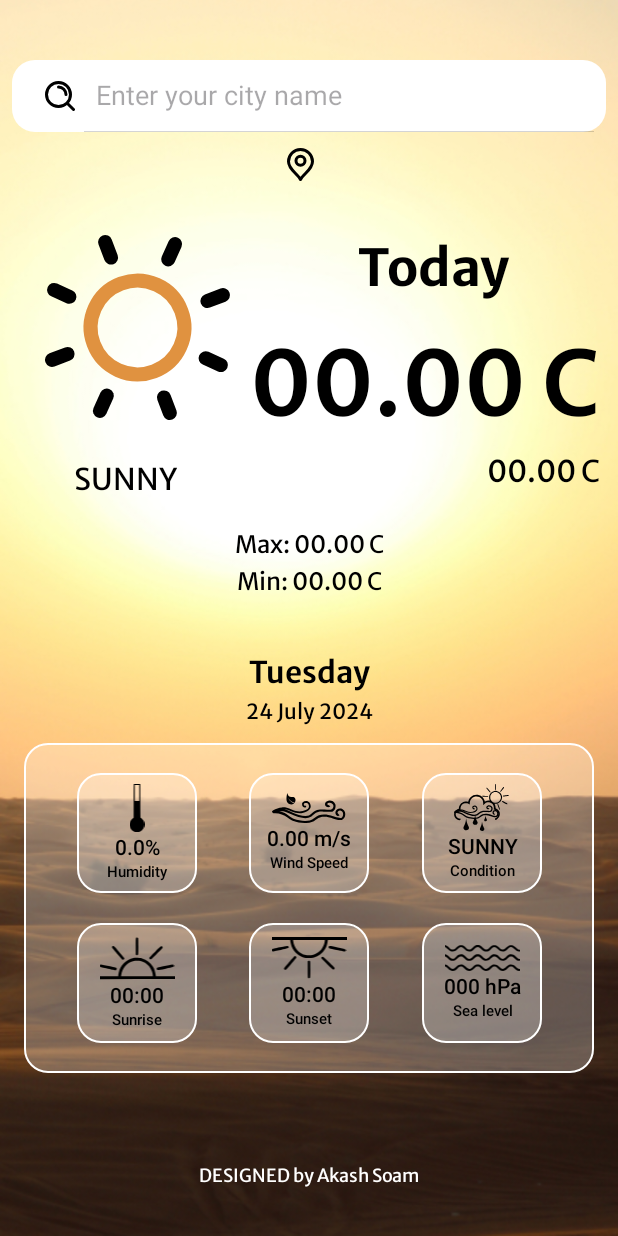
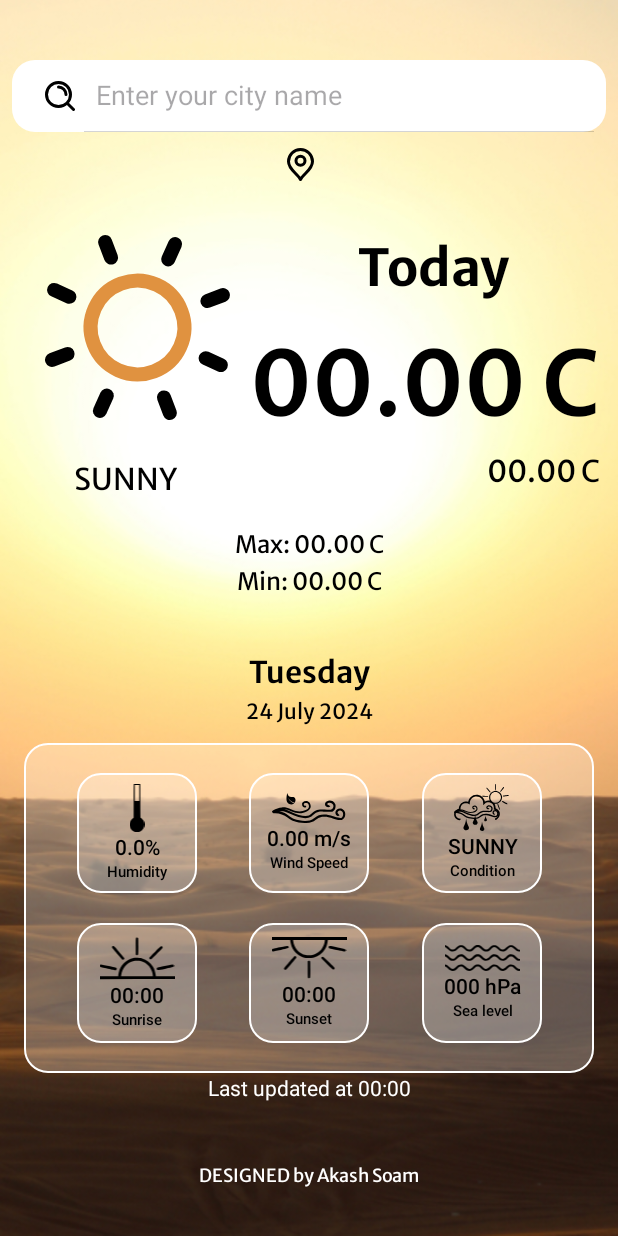
Before and after one commit to soam1/Weather, an Android app: the layout activity_main.xml on its own in the app's theme, with its tools: preview values and no code run, on a phone screen of 412 x 824 dp. Run offline under Robolectric (Android 15) with nearby library versions, the phone set to English and light mode, and no system bars.

Commit message:
time of the data update

```diff
--- a/app/src/main/java/com/example/weatherappkotlin/MainActivity.kt
+++ b/app/src/main/java/com/example/weatherappkotlin/MainActivity.kt
@@ -96,6 +96,10 @@ class MainActivity : AppCompatActivity() {
                     binding.date.text = date()
                     binding.cityName.text = weatherDataResponseBody.name
 //                        binding.cityName.text = cityName
+                    binding.updated.text = "Updated at: ${time(System.currentTimeMillis())}"
+                    val lastUpdateTime = time(weatherDataResponseBody.dt.toLong())
+                    binding.updated.text =
+                        "Last updated at: ${lastUpdateTime}"
 
                     changeImagesAccordingToWeatherCondition(condition)
 
--- a/app/src/main/res/layout/activity_main.xml
+++ b/app/src/main/res/layout/activity_main.xml
@@ -25,7 +25,6 @@
         app:layout_constraintEnd_toEndOf="parent"
         app:layout_constraintStart_toStartOf="parent"
         app:layout_constraintTop_toTopOf="parent" />
-
 
 
     <TextView
@@ -380,6 +379,16 @@
     </FrameLayout>
 
     <TextView
+        android:id="@+id/updated"
+        android:layout_width="wrap_content"
+        android:layout_height="wrap_content"
+        android:text="Last updated at 00:00"
+        android:textColor="@color/white"
+        app:layout_constraintEnd_toEndOf="@+id/frameLayout"
+        app:layout_constraintStart_toStartOf="@+id/frameLayout"
+        app:layout_constraintTop_toBottomOf="@+id/frameLayout" />
+
+    <TextView
         android:id="@+id/textView10"
         android:layout_width="wrap_content"
         android:layout_height="wrap_content"
@@ -393,4 +402,5 @@
         app:layout_constraintEnd_toEndOf="parent"
         app:layout_constraintStart_toStartOf="parent" />
 
+
 </androidx.constraintlayout.widget.ConstraintLayout>
```
